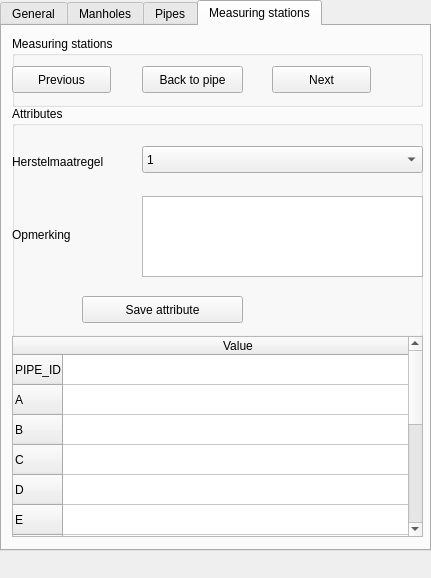
Old version of the form beoordelingstool_dockwidget_base.ui in the repository nens/Beoordelingstool.
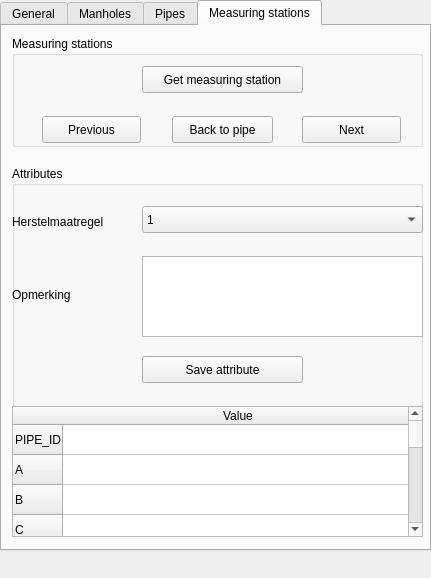
New version of the form. The open tabs and pages were chosen to show the change.

Commit message: Add posibility to view data about selected measuring station

Patch:
```diff
--- a/beoordelingstool_dockwidget_base.ui
+++ b/beoordelingstool_dockwidget_base.ui
@@ -851,7 +851,7 @@
         <x>10</x>
         <y>10</y>
         <width>411</width>
-        <height>71</height>
+        <height>111</height>
        </rect>
       </property>
       <property name="title">
@@ -860,8 +860,8 @@
       <widget class="QPushButton" name="pushbutton_measuring_station_to_pipe">
        <property name="geometry">
         <rect>
-         <x>130</x>
-         <y>30</y>
+         <x>160</x>
+         <y>80</y>
          <width>101</width>
          <height>27</height>
         </rect>
@@ -873,8 +873,8 @@
       <widget class="QPushButton" name="pushbutton_measuring_stations_previous">
        <property name="geometry">
         <rect>
-         <x>0</x>
-         <y>30</y>
+         <x>30</x>
+         <y>80</y>
          <width>99</width>
          <height>27</height>
         </rect>
@@ -882,12 +882,15 @@
        <property name="text">
         <string>Previous</string>
        </property>
+       <property name="checkable">
+        <bool>false</bool>
+       </property>
       </widget>
       <widget class="QPushButton" name="pushbutton_measuring_stations_next">
        <property name="geometry">
         <rect>
-         <x>260</x>
-         <y>30</y>
+         <x>290</x>
+         <y>80</y>
          <width>99</width>
          <height>27</height>
         </rect>
@@ -896,14 +899,27 @@
         <string>Next</string>
        </property>
       </widget>
+      <widget class="QPushButton" name="pushbutton_get_selected_measuring_station">
+       <property name="geometry">
+        <rect>
+         <x>130</x>
+         <y>30</y>
+         <width>161</width>
+         <height>27</height>
+        </rect>
+       </property>
+       <property name="text">
+        <string>Get measuring station</string>
+       </property>
+      </widget>
      </widget>
      <widget class="QGroupBox" name="groupbox_attributes_measuring_stations">
       <property name="geometry">
        <rect>
         <x>10</x>
-        <y>80</y>
+        <y>140</y>
         <width>411</width>
-        <height>231</height>
+        <height>241</height>
        </rect>
       </property>
       <property name="title">
@@ -960,19 +976,6 @@
         <string>Opmerking</string>
        </property>
       </widget>
-      <widget class="QPushButton" name="pushbutton_save_attribute_measuring_stations">
-       <property name="geometry">
-        <rect>
-         <x>70</x>
-         <y>190</y>
-         <width>161</width>
-         <height>27</height>
-        </rect>
-       </property>
-       <property name="text">
-        <string>Save attribute</string>
-       </property>
-      </widget>
       <widget class="QPlainTextEdit" name="value_plaintextedit_measuring_stations">
        <property name="geometry">
         <rect>
@@ -983,14 +986,27 @@
         </rect>
        </property>
       </widget>
+      <widget class="QPushButton" name="pushbutton_save_attribute_measuring_stations">
+       <property name="geometry">
+        <rect>
+         <x>130</x>
+         <y>190</y>
+         <width>161</width>
+         <height>27</height>
+        </rect>
+       </property>
+       <property name="text">
+        <string>Save attribute</string>
+       </property>
+      </widget>
      </widget>
      <widget class="QTableWidget" name="tablewidget_measuring_stations">
       <property name="geometry">
        <rect>
         <x>10</x>
-        <y>310</y>
+        <y>380</y>
         <width>411</width>
-        <height>201</height>
+        <height>131</height>
        </rect>
       </property>
       <property name="editTriggers">
@@ -1069,7 +1085,7 @@
       </row>
       <row>
        <property name="text">
-        <string>P</string>
+        <string>O</string>
        </property>
       </row>
       <column>
```
Left out of the diff: 50 changed lines with no effect on the pictures. The commit also changes 1 other file.
